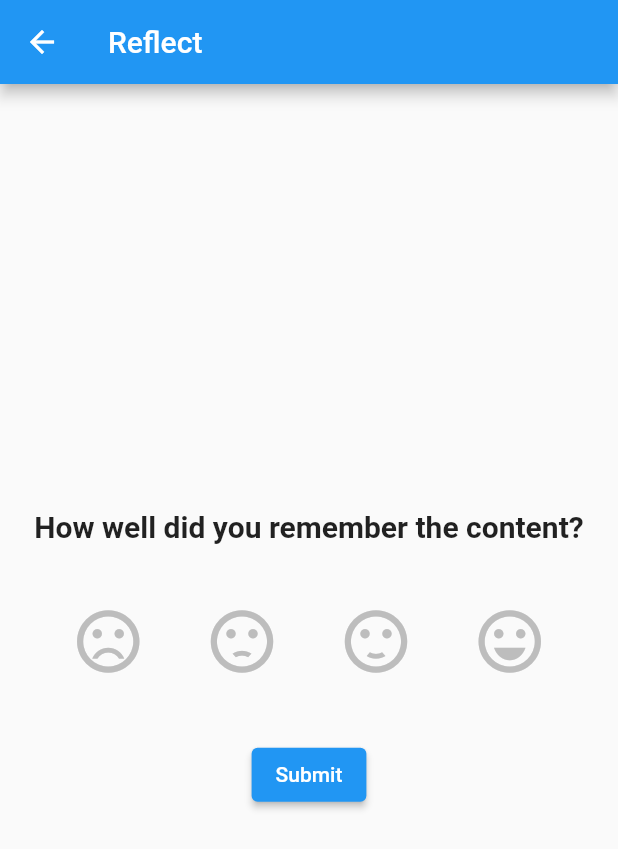
After one commit to awest25/Retainify, a Flutter app: the ReflectScreen screen opened directly, on a phone screen of 412 x 824 dp. The commit adds this screen. Shown: the top 849 px of the screen. Run offline on Flutter 3.47's test engine with Material 2 defaults, Android fonts, the phone set to English and light mode, and no system bars; our stand-ins replace flutter_speed_dial.

Commit message:
Implementing ReflectScreen

```diff
--- /dev/null
+++ b/lib/screens/ReflectScreen.dart
@@ -0,0 +1,101 @@
+import 'package:flutter/material.dart';
+import 'package:retainify/screens/NotesScreen.dart';
+
+class ReflectScreen extends StatefulWidget {
+  const ReflectScreen({Key? key}) : super(key: key);
+
+  @override
+  _ReflectScreenState createState() => _ReflectScreenState();
+}
+
+class _ReflectScreenState extends State<ReflectScreen> {
+  int? _selectedValue;
+
+  @override
+  Widget build(BuildContext context) {
+    return Scaffold(
+      appBar: AppBar(
+        title: const Text('Reflect'),
+      ),
+      body: Padding(
+        padding: const EdgeInsets.all(16.0),
+        child: Column(
+          mainAxisAlignment: MainAxisAlignment.center,
+          children: [
+            const Text(
+              'How well did you remember the content?',
+              textAlign: TextAlign.center,
+              style: TextStyle(
+                fontSize: 20,
+                fontWeight: FontWeight.bold,
+              ),
+            ),
+            const SizedBox(height: 32),
+            Row(
+              mainAxisAlignment: MainAxisAlignment.spaceEvenly,
+              children: [
+                IconButton(
+                  icon: const Icon(Icons.sentiment_very_dissatisfied),
+                  iconSize: 50,
+                  color:
+                      _selectedValue == 1 ? Colors.redAccent : Colors.grey[400],
+                  onPressed: () {
+                    setState(() {
+                      _selectedValue = 1;
+                    });
+                  },
+                ),
+                IconButton(
+                  icon: const Icon(Icons.sentiment_dissatisfied),
+                  iconSize: 50,
+                  color: _selectedValue == 2
+                      ? Colors.orangeAccent
+                      : Colors.grey[400],
+                  onPressed: () {
+                    setState(() {
+                      _selectedValue = 2;
+                    });
+                  },
+                ),
+                IconButton(
+                  icon: const Icon(Icons.sentiment_satisfied),
+                  iconSize: 50,
+                  color: _selectedValue == 3
+                      ? Colors.greenAccent
+                      : Colors.grey[400],
+                  onPressed: () {
+                    setState(() {
+                      _selectedValue = 3;
+                    });
+                  },
+                ),
+                IconButton(
+                  icon: const Icon(Icons.sentiment_very_satisfied),
+                  iconSize: 50,
+                  color: _selectedValue == 4
+                      ? Colors.blueAccent
+                      : Colors.grey[400],
+                  onPressed: () {
+                    setState(() {
+                      _selectedValue = 4;
+                    });
+                  },
+                ),
+              ],
+            ),
+            const SizedBox(height: 32),
+            ElevatedButton(
+              onPressed: () {
+                Navigator.push(
+                    context,
+                    MaterialPageRoute(
+                        builder: (context) => const NotesScreen()));
+              },
+              child: const Text('Submit'),
+            ),
+          ],
+        ),
+      ),
+    );
+  }
+}
```
Also changed, not shown: lib/screens/ReviewScreen.dart (+7 -2 lines), pubspec.lock.
